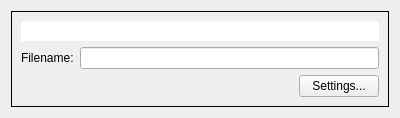
Old version of the form spinetoolbox/project_items/gdx_export/ui/export_list_item.ui in the repository spine-tools/Spine-Toolbox.
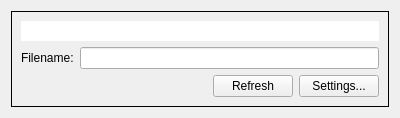
New version of the form.

Commit message:
Add refresh functionality to Gdx Export
The database can change and the Gdx settings get outdated. There is now
a Refresh button in Gdx Export Properties that updates the export
settings accordingly.

Re #429

What changed in the file:
```diff
--- a/spinetoolbox/project_items/gdx_export/ui/export_list_item.ui
+++ b/spinetoolbox/project_items/gdx_export/ui/export_list_item.ui
@@ -74,6 +74,13 @@
           </property>
          </spacer>
         </item>
+        <item>
+         <widget class="QPushButton" name="refresh_button">
+          <property name="text">
+           <string>Refresh</string>
+          </property>
+         </widget>
+        </item>
         <item>
          <widget class="QPushButton" name="settings_button">
           <property name="text">
```
Left out of the diff: 6 changed lines with no effect on the pictures. The commit also changes 9 other files.
